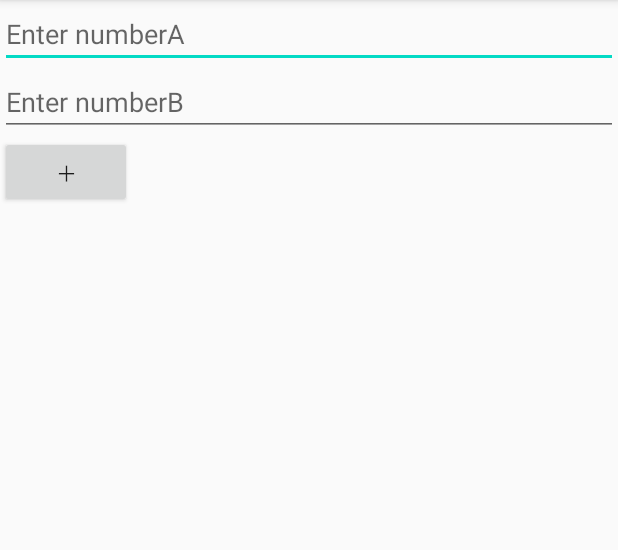
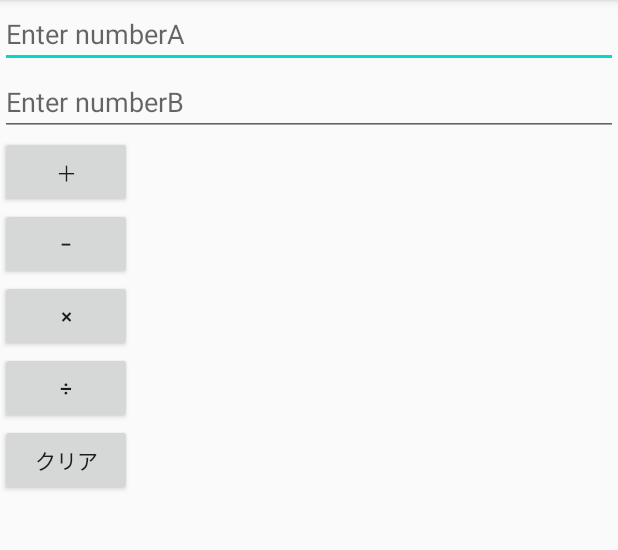
Before and after one commit to KiichiSugihara/Android_Kadai03, an Android app: the screen it shows after launch (MainActivity), on a phone screen of 412 x 824 dp, the part 84-634 px from its top. Run offline under Robolectric (Android 15) with nearby library versions, the phone set to English and light mode, and no system bars; libraries missing offline, so code that uses them is left out: android.os.

Commit message:
add kadai02 clearButton

```diff
--- a/app/src/main/res/layout/activity_main.xml
+++ b/app/src/main/res/layout/activity_main.xml
@@ -17,76 +17,67 @@
         android:layout_height="wrap_content"
         android:hint="Enter numberB"
         />
+<!--    TextViewが表示されない-->
+<!--        <LinearLayout xmlns:android="http://schemas.android.com/apk/res/android"-->
+<!--            android:orientation="horizontal"-->
+<!--            android:layout_width="match_parent"-->
+<!--            android:layout_height="match_parent"-->
+<!--            >-->
+    <Button
+                android:layout_width="wrap_content"
+                android:layout_height="wrap_content"
+                android:text="＋"
+                android:onClick="plusNumber"
+        />
     <Button
         android:layout_width="wrap_content"
         android:layout_height="wrap_content"
-        android:text="＋"
-        android:onClick="sendMessage"
+        android:text="−"
+        android:onClick="minusNumber"
         />
+    <Button
+        android:layout_width="wrap_content"
+        android:layout_height="wrap_content"
+        android:text="×"
+        android:onClick="multiplyNumber"
+        />
+    <Button
+        android:layout_width="wrap_content"
+        android:layout_height="wrap_content"
+        android:text="÷"
+        android:onClick="divideNumber"
+        />
+            <Button
+                android:layout_width="wrap_content"
+                android:layout_height="wrap_content"
+                android:text="クリア"
+                android:onClick="clearNumber"
+                />
+<!--        </LinearLayout>-->
     <TextView  android:id="@+id/view_message"
         android:layout_width="match_parent"
         android:layout_height="wrap_content" />
+<!--    <TextView  android:id="@+id/view_message"-->
+<!--        android:layout_width="match_parent"-->
+<!--        android:layout_height="wrap_content" />-->
 </LinearLayout>
-<!--<?xml version="1.0" encoding="utf-8"?>-->
-<!--<LinearLayout xmlns:android="http://schemas.android.com/apk/res/android"-->
-<!--    xmlns:tools="http://schemas.android.com/tools"-->
-<!--    android:layout_width="match_parent"-->
-<!--    android:layout_height="match_parent"-->
-<!--    android:orientation="vertical"-->
-<!--    >-->
-<!--    <EditText-->
-<!--        android:id="@+id/edit_message_a"-->
-<!--        android:layout_width="match_parent"-->
-<!--        android:layout_height="wrap_content"-->
-<!--        android:hint="Enter numberA"-->
-<!--        />-->
-<!--    <EditText-->
-<!--        android:id="@+id/edit_message_b"-->
-<!--        android:layout_width="match_parent"-->
-<!--        android:layout_height="wrap_content"-->
-<!--        android:hint="Enter numberB"-->
-<!--        />-->
-<!--    <LinearLayout xmlns:android="http://schemas.android.com/apk/res/android"-->
-<!--        android:orientation="horizontal"-->
-<!--        android:layout_width="match_parent"-->
-<!--        android:layout_height="match_parent"-->
-<!--        >-->
-<!--    <Button-->
-<!--        android:layout_width="wrap_content"-->
-<!--        android:layout_height="wrap_content"-->
-<!--        android:layout_weight="0.2"-->
-<!--        android:text="＋"-->
-<!--        android:onClick="sendMessage"-->
-<!--        />-->
-<!--&lt;!&ndash;    <Button&ndash;&gt;-->
-<!--&lt;!&ndash;        android:layout_width="wrap_content"&ndash;&gt;-->
-<!--&lt;!&ndash;        android:layout_height="wrap_content"&ndash;&gt;-->
-<!--&lt;!&ndash;        android:layout_weight="0.2"&ndash;&gt;-->
-<!--&lt;!&ndash;        android:text="−"&ndash;&gt;-->
-<!--&lt;!&ndash;        android:onClick="minusNumber"&ndash;&gt;-->
-<!--&lt;!&ndash;        />&ndash;&gt;-->
-<!--&lt;!&ndash;        <Button&ndash;&gt;-->
-<!--&lt;!&ndash;            android:layout_width="wrap_content"&ndash;&gt;-->
-<!--&lt;!&ndash;            android:layout_height="wrap_content"&ndash;&gt;-->
-<!--&lt;!&ndash;            android:layout_weight="0.2"&ndash;&gt;-->
-<!--&lt;!&ndash;            android:text="×"&ndash;&gt;-->
-<!--&lt;!&ndash;            android:onClick="multiplyNumber"&ndash;&gt;-->
-<!--&lt;!&ndash;            />&ndash;&gt;-->
-<!--&lt;!&ndash;        <Button&ndash;&gt;-->
-<!--&lt;!&ndash;            android:layout_width="wrap_content"&ndash;&gt;-->
-<!--&lt;!&ndash;            android:layout_height="wrap_content"&ndash;&gt;-->
-<!--&lt;!&ndash;            android:layout_weight="0.2"&ndash;&gt;-->
-<!--&lt;!&ndash;            android:text="÷"&ndash;&gt;-->
-<!--&lt;!&ndash;            android:onClick="divideNumber"&ndash;&gt;-->
-<!--&lt;!&ndash;            />&ndash;&gt;-->
-<!--&lt;!&ndash;        <Button&ndash;&gt;-->
-<!--&lt;!&ndash;            android:layout_width="wrap_content"&ndash;&gt;-->
-<!--&lt;!&ndash;            android:layout_height="wrap_content"&ndash;&gt;-->
-<!--&lt;!&ndash;            android:layout_weight="0.2"&ndash;&gt;-->
-<!--&lt;!&ndash;            android:text="クリア"&ndash;&gt;-->
-<!--&lt;!&ndash;            android:onClick="clearNumber"&ndash;&gt;-->
-<!--&lt;!&ndash;            />&ndash;&gt;-->
-<!--    </LinearLayout>-->
+<!--<Button-->
+<!--android:layout_width="wrap_content"-->
+<!--android:layout_height="wrap_content"-->
+<!--android:layout_weight="0.2"-->
+<!--android:text="−"-->
+<!--android:onClick="minusNumber"-->
+<!--    />-->
+
+
+
+<!--        <Button-->
+<!--            android:layout_width="wrap_content"-->
+<!--            android:layout_height="wrap_content"-->
+<!--            android:layout_weight="0.2"-->
+<!--            android:text="クリア"-->
+<!--            android:onClick="clearNumber"-->
+<!--            />-->
 <!--    <TextView  android:id="@+id/view_message"-->
 <!--        android:layout_width="match_parent"-->
 <!--        android:layout_height="wrap_content" />-->
```
